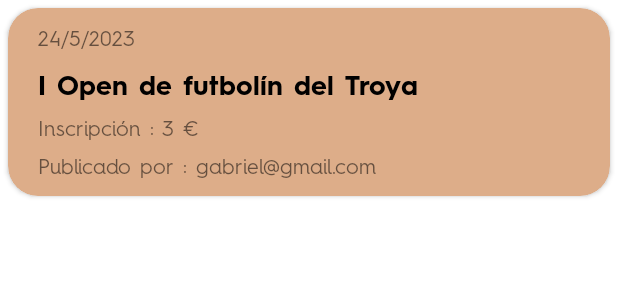
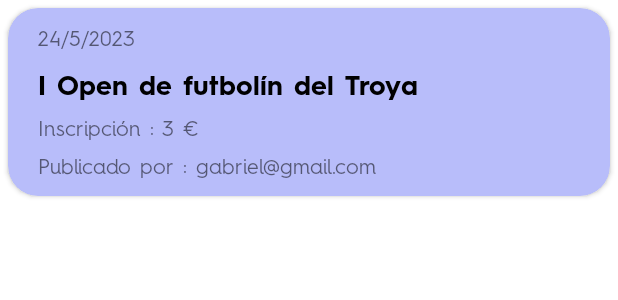
Before and after one commit to GabrielPR93/BaixoMinhoLeague, an Android app: the layout item_event.xml on its own in the app's theme, with its tools: preview values and no code run, on a phone screen of 412 x 824 dp. Shown: the top 300 px of the screen. Run offline under Robolectric (Android 15) with nearby library versions, the phone set to English and light mode, and no system bars.

Commit message:
solucion fecha evento y cambio color itemEvent

```diff
--- a/app/src/main/java/com/example/baixominholeague/MainActivity.kt
+++ b/app/src/main/java/com/example/baixominholeague/MainActivity.kt
@@ -188,6 +188,7 @@ class MainActivity : AppCompatActivity() {
                 calendar.get(Calendar.MONTH),
                 calendar.get(Calendar.DAY_OF_MONTH)
             )
+            datePickerDialog.datePicker.minDate=Calendar.getInstance().timeInMillis
             datePickerDialog.show()
         }
 
@@ -262,7 +263,7 @@ class MainActivity : AppCompatActivity() {
                 Toast.makeText(this, "Error al guardar: ${e.message}", Toast.LENGTH_SHORT).show()
             }
         } else {
-            Toast.makeText(this, "El nombre del evento no puede estar vacío", Toast.LENGTH_SHORT).show()
+            Toast.makeText(this, "El nombre, fecha y hora del evento no pueden estar vacíos", Toast.LENGTH_SHORT).show()
         }
     }
 }
--- a/app/src/main/res/layout/item_event.xml
+++ b/app/src/main/res/layout/item_event.xml
@@ -8,8 +8,7 @@
     android:layout_marginEnd="5dp"
     android:layout_marginBottom="10dp"
     android:layout_marginTop="5dp"
-    android:background="#1B0E0E0E"
-    android:backgroundTint="@color/bronce"
+    app:cardBackgroundColor="@color/blue2"
     android:gravity="center_vertical"
     app:cardCornerRadius="20dp"
     android:padding="10dp">
@@ -33,7 +32,7 @@
             android:id="@+id/btnCancel"
             android:src="@drawable/cancel_24"
             android:visibility="gone"
-            android:backgroundTint="@color/bronce"
+            android:backgroundTint="@color/blue2"
             android:layout_width="wrap_content"
             app:layout_constraintEnd_toEndOf="parent"
             app:layout_constraintTop_toTopOf="parent"
--- a/app/src/main/res/values/colors.xml
+++ b/app/src/main/res/values/colors.xml
@@ -8,9 +8,12 @@
     <color name="black">#FF000000</color>
     <color name="white">#FFFFFFFF</color>
     <color name="blue">#6672FF</color>
+    <color name="blue2">#B8BDFA</color>
     <color name="red">#CF3149</color>
     <color name="oro">#dec773</color>
     <color name="plata">#d4d5d5</color>
     <color name="bronce">#ddad89</color>
 
+
+
 </resources>
```
